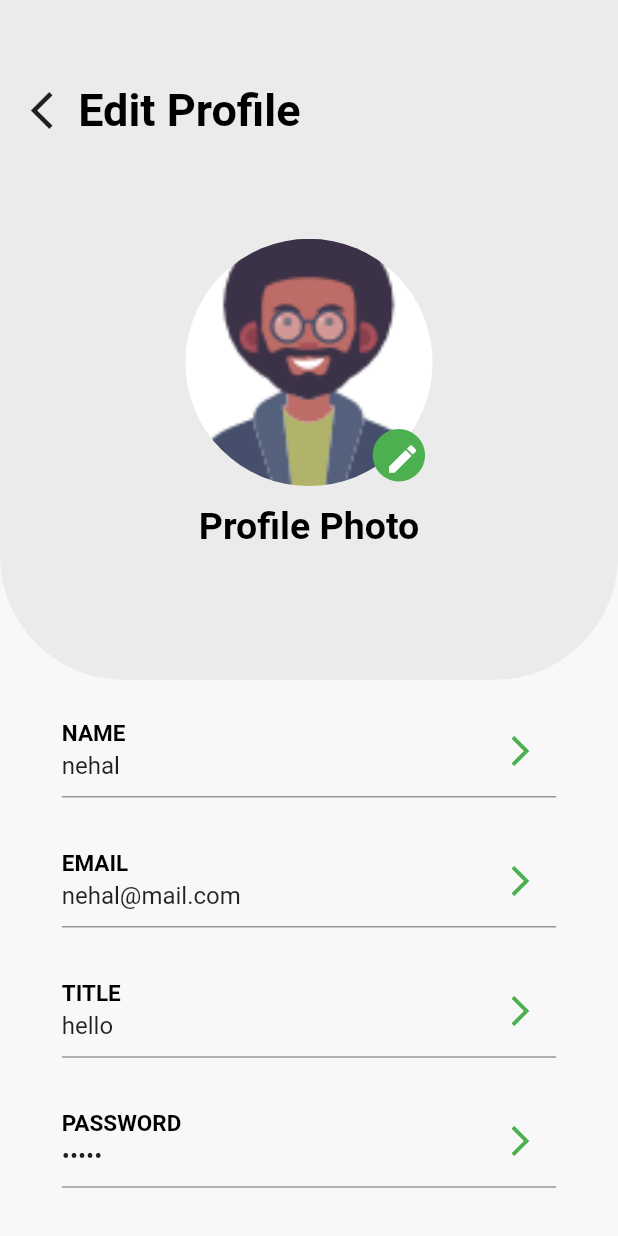
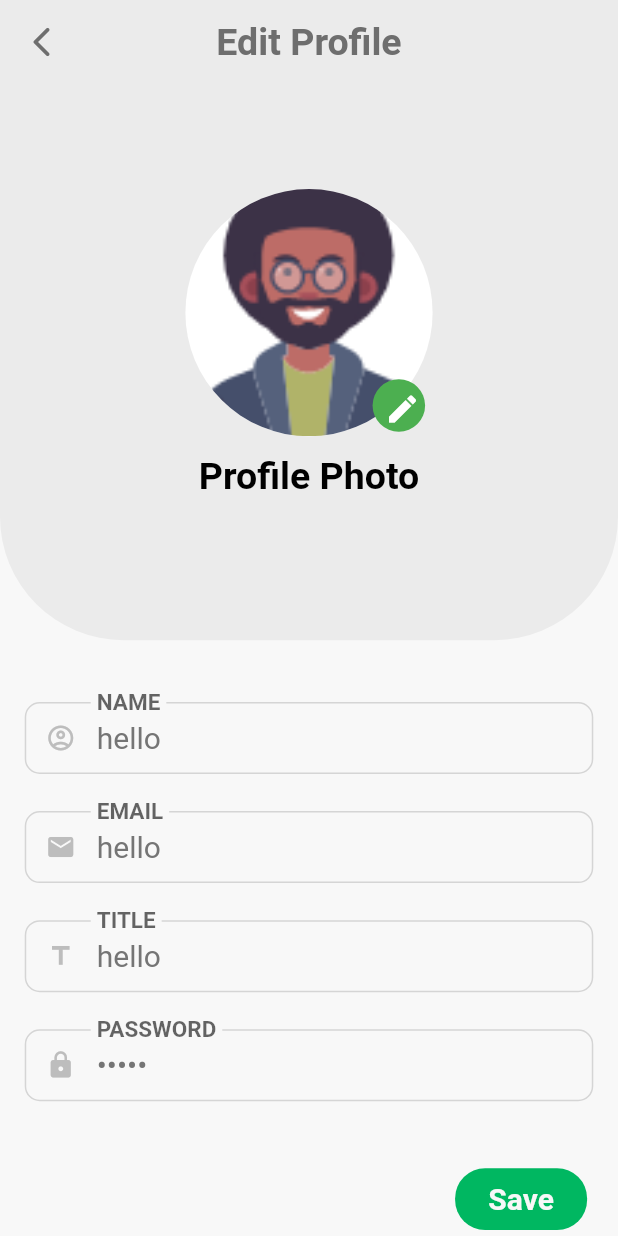
Before and after one commit to AsmaaNasserS/Plantopia-SolutionChallnge2021, a Flutter app: the screen it shows after launch, on a phone screen of 412 x 824 dp. Run offline on Flutter 3.47's test engine with Material 2 defaults, Android fonts, the phone set to English and light mode, and no system bars; our stand-ins replace cloud_firestore, firebase_auth, firebase_core, font_awesome_flutter, introduction_screen, material_design_icons_flutter and 1 more; missing offline and left inert: custom_switch; accounts and stored records are empty.

Commit message:
EditProfile edited

```diff
--- a/lib/view/EditProfile.dart
+++ b/lib/view/EditProfile.dart
@@ -1,7 +1,8 @@
 import 'package:flutter/cupertino.dart';
 import 'package:flutter/material.dart';
 import '../const.dart';
-import 'EditProfileComponent.dart';
+//import 'EditProfileComponent.dart';
+import 'widgets/textFormField.dart';
 
 //TODO ERROR IN POPUP ANY NEW VALUE
 class EditProfile extends StatefulWidget {
@@ -23,62 +24,62 @@ class _EditProfileState extends State<EditProfile> {
   Future<void> _changename(
       TextEditingController name, TextEditingController newName) async {
     // bool change = false;
-    showDialog(
-        context: context,
-        builder: (BuildContext context) {
-          return ReusableAlertDialog(
-            dialogTitle:'Edit your Name',
-            currentTitleController: name,
-            currentLabelName: 'Current name',
-            newTitleController: newName,
-            newLabelName: 'New Name',
-          );
-        });
+    // showDialog(
+    //     context: context,
+    //     builder: (BuildContext context) {
+    //       // return ReusableAlertDialog(
+    //       //   dialogTitle:'Edit your Name',
+    //       //   currentTitleController: name,
+    //       //   currentLabelName: 'Current name',
+    //       //   newTitleController: newName,
+    //       //   newLabelName: 'New Name',
+    //       // );
+    //     });
    //   if(change == true)
    // return "newName.text";
    // else
    //   return name.text;
   }
   _changemail(TextEditingController email, TextEditingController newEmail) {
-    showDialog(
-        context: context,
-        builder: (BuildContext context) {
-          return ReusableAlertDialog(
-            dialogTitle:'Edit your Email',
-            currentTitleController: email,
-            currentLabelName: 'Current email',
-            newTitleController: newEmail,
-            newLabelName: 'New Email',
-          );
-        });
+    // showDialog(
+    //     context: context,
+    //     builder: (BuildContext context) {
+    //       return ReusableAlertDialog(
+    //         dialogTitle:'Edit your Email',
+    //         currentTitleController: email,
+    //         currentLabelName: 'Current email',
+    //         newTitleController: newEmail,
+    //         newLabelName: 'New Email',
+    //       );
+    //     });
   }
   _changetitle(TextEditingController title, TextEditingController newTitle) {
-    showDialog(
-        context: context,
-        builder: (BuildContext context) {
-          return ReusableAlertDialog(
-            dialogTitle:'Edit your title',
-            currentTitleController: title,
-            currentLabelName: 'Current title',
-            newTitleController: newTitle,
-            newLabelName: 'New title',
-          );
-        });
+    // showDialog(
+    //     context: context,
+    //     builder: (BuildContext context) {
+    //       return ReusableAlertDialog(
+    //         dialogTitle:'Edit your title',
+    //         currentTitleController: title,
+    //         currentLabelName: 'Current title',
+    //         newTitleController: newTitle,
+    //         newLabelName: 'New title',
+    //       );
+    //     });
   }
   _changepassword(
       TextEditingController password, TextEditingController newPassword) {
     newPassword.text = "444";
-    showDialog(
-        context: context,
-        builder: (BuildContext context) {
-          return ReusableAlertDialog(
-            dialogTitle:'Edit your password',
-            currentTitleController: password,
-            currentLabelName: 'Current password',
-            newTitleController: newPassword,
-            newLabelName: 'New password',
-          );
-        });
+    // showDialog(
+    //     context: context,
+    //     builder: (BuildContext context) {
+    //       return ReusableAlertDialog(
+    //         dialogTitle:'Edit your password',
+    //         currentTitleController: password,
+    //         currentLabelName: 'Current password',
+    //         newTitleController: newPassword,
+    //         newLabelName: 'New password',
+    //       );
+    //     });
   }
 
   @override
@@ -92,11 +93,24 @@ class _EditProfileState extends State<EditProfile> {
 
     ///data from data base
 
-    _name.text = "nehal";
-    _email.text = "nehal@mail.com";
+    _name.text = "hello";
+    _email.text = "hello";
     _title.text = "hello";
     _password.text = "hello";
     return Scaffold(
+      appBar: AppBar(
+        title: Text(
+          'Edit Profile',
+          style: kWelcomeScreensTitleText,
+        ),
+        elevation: 0,
+        centerTitle: true,
+        backgroundColor: kInActiveBackButtonColor,
+        leading: IconButton(
+          icon: Icon(Icons.arrow_back_ios_rounded, color: kTextBoldColour),
+          onPressed: () => Navigator.of(context).pop(),
+        ),
+      ),
       body: SingleChildScrollView(
         child: Container(
           color: kBackgroundColor,
@@ -109,33 +123,17 @@ class _EditProfileState extends State<EditProfile> {
                     bottomRight: Radius.circular(mediaQuery.width * 0.20)),
                 child: Container(
                   padding: EdgeInsets.symmetric(
-                      vertical: mediaQuery.height * 0.06,
+                      vertical: mediaQuery.height * 0.01,
                       horizontal: mediaQuery.width * 0.01),
-                  height: mediaQuery.height * 0.55,
+                  height: mediaQuery.height * 0.45,
                   child: Column(
-                    crossAxisAlignment: CrossAxisAlignment.center,
+                    crossAxisAlignment: CrossAxisAlignment.stretch,
                     //mainAxisAlignment: MainAxisAlignment.center,
                     children: [
-                      Row(
-                        children: [
-                          IconButton(
-                            icon: Icon(Icons.arrow_back_ios_outlined),
-                            onPressed: () {
-                              Navigator.of(context).pop();
-                            },
-                            iconSize: 30,
-                          ),
-                          Text(
-                            'Edit Profile',
-                            style: TextStyle(
-                                fontWeight: FontWeight.bold,
-                                fontSize: 30,
-                                color: Colors.black),
-                          ),
-                        ],
-                      ),
                       SizedBox(height: mediaQuery.width * 0.15),
-                      Stack(
+                      Container(
+                        alignment: Alignment.center,
+                        child: Stack(
                           children: [
                             CircleAvatar(
                               //backgroundImage: NetworkImage('https://widgetwhats.com/app/uploads/2019/11/free-profile-photo-whatsapp-4.png'),
@@ -162,8 +160,10 @@ class _EditProfileState extends State<EditProfile> {
                             ),
                           ],
                         ),
+                      ),
                       SizedBox(height: mediaQuery.width * 0.03),
                       Text('Profile Photo',
+                        textAlign: TextAlign.center,
                         style: TextStyle(
                           fontSize: 25.0,
                           fontWeight: FontWeight.bold,
@@ -176,38 +176,58 @@ class _EditProfileState extends State<EditProfile> {
               ),
               Padding(
                 padding: EdgeInsets.symmetric(
-                    vertical: mediaQuery.height * 0.02,
+                    vertical: mediaQuery.height * 0.05,
                     horizontal: mediaQuery.width * 0.04),
                 child: Column(
                   children: [
-                    TextFieldsContainer(
-                      lableControllerName: _name,
-                      onTap:(){_changename(_name, _changeName); print("name in main"); print(_name);},
-                      lableTextName: 'NAME',
-                      obscureText:false,
+                    DefTextField(
+                      controller: _name,
+                      onChanged:(text){_changename(_name, _changeName);},
+                      label: 'NAME',
+                      obsecureText:false,
+                      type: TextInputType.name,
+                      initialValue:_name.text,
+                      prefix: Icons.account_circle_outlined,
                     ),
                     SizedBox(height: mediaQuery.height * 0.03),
-                    TextFieldsContainer(
-                      lableControllerName: _email,
-                      onTap:(){  _changemail(_email, _changedEmail);},
-                      lableTextName: 'EMAIL',
-                      obscureText:false,
+                    DefTextField(
+                      controller:_email,
+                      onChanged:(text){_changemail(_email, _changedEmail);},
+                      label: 'EMAIL',
+                      obsecureText:false,
+                      type: TextInputType.emailAddress,
+                      initialValue:_email.text,
+                      prefix: Icons.email,
                     ),
                     SizedBox(height: mediaQuery.height * 0.03),
-                    TextFieldsContainer(
-                      lableControllerName: _title,
-                      onTap:(){ _changetitle(_title, _changedTitle);},
-                      lableTextName: 'TITLE',
-                      obscureText:false,
+                    DefTextField(
+                      controller: _title,
+                      onChanged:(text){_changetitle(_title, _changedTitle);},
+                      label: 'TITLE',
+                      obsecureText:false,
+                      type: TextInputType.text,
+                      initialValue:_title.text,
+                      prefix: Icons.title,
                     ),
                     SizedBox(height: mediaQuery.height * 0.03),
-                    TextFieldsContainer(
-                      lableControllerName: _password,
-                      onTap:(){ _changepassword(_password, _changedPassword);},
-                      lableTextName: 'PASSWORD',
-                      obscureText:true,
+                    DefTextField(
+                      controller: _password,
+                      onChanged:(text){_changepassword(_password, _changedPassword);},
+                      label: 'PASSWORD',
+                      obsecureText:true,
+                      type: TextInputType.text,
+                      initialValue:_password.text,
+                      lines: 1,
+                      submit: (value) {
+                        _password.text = value;
+                      },
+                      validator: (value) {
+                        if (value.length < 8)
+                          return 'password must be at least 8 letters';
+                        return null;
+                      },
+                      prefix: Icons.lock,
                     ),
-                    SizedBox(height: mediaQuery.height * 0.03),
                   ],
                 ),
               ),
--- a/lib/view/EditProfileComponent.dart
+++ b/lib/view/EditProfileComponent.dart
@@ -1,173 +1,174 @@
-import 'package:flutter/material.dart';
-import 'package:gp_app/const.dart';
-
-class ReusableAlertDialog extends StatefulWidget {
-  final String dialogTitle; //edit your name
-  final TextEditingController currentTitleController;
-  final TextEditingController newTitleController;
-  final String currentLabelName;
-  final String newLabelName;
-
-  ReusableAlertDialog(
-      {this.dialogTitle,
-      this.currentTitleController,
-      this.newTitleController,
-      this.currentLabelName,
-      this.newLabelName});
-
-  @override
-  _ReusableAlertDialogState createState() => _ReusableAlertDialogState(
-      dialogTitle: dialogTitle,
-      currentTitleController: currentTitleController,
-      newTitleController: newTitleController,
-      currentLabelName: currentLabelName,
-      newLabelName: newLabelName);
-}
-
-class _ReusableAlertDialogState extends State<ReusableAlertDialog> {
-  final String dialogTitle; //edit your name
-  final TextEditingController currentTitleController;
-  final TextEditingController newTitleController;
-  final String currentLabelName;
-  final String newLabelName;
-
-  _ReusableAlertDialogState({
-    this.currentLabelName,
-    this.newLabelName,
-    this.dialogTitle,
-    this.currentTitleController,
-    this.newTitleController,
-  });
-
-  @override
-  Widget build(BuildContext context) {
-    final mediaQuery = MediaQuery.of(context).size;
-    return AlertDialog(
-      content: Stack(
-        children: <Widget>[
-          Form(
-            child: Column(
-              mainAxisSize: MainAxisSize.min,
-              children: <Widget>[
-                Text(
-                  dialogTitle,
-                  style: TextStyle(
-                    fontWeight: FontWeight.bold,
-                    color: Colors.green,
-                    fontSize: 20,
-                  ),
-                  textAlign: TextAlign.start,
-                ),
-                TextField(
-                  controller: currentTitleController,
-                  readOnly: true,
-                  decoration: InputDecoration(
-                    focusedBorder: UnderlineInputBorder(
-                      borderSide: BorderSide(color: Colors.green),
-                    ),
-                    labelText: currentLabelName,
-                    labelStyle: TextStyle(
-                      fontWeight: FontWeight.bold,
-                      fontSize: 20,
-                      color: Colors.black,
-                    ),
-                  ),
-                ),
-                ///Change
-                TextField(
-                  controller: newTitleController,
-                  onTap: () => print("yes"),
-                  decoration: InputDecoration(
-                    focusedBorder: UnderlineInputBorder(
-                      borderSide: BorderSide(color: Colors.green),
-                    ),
-                    labelText: newLabelName,
-                    labelStyle: TextStyle(
-                      fontWeight: FontWeight.bold,
-                      fontSize: 15,
-                      color: Colors.black,
-                    ),
-                  ),
-                ),
-                SizedBox(height: mediaQuery.width * .08),
-                Container(
-                  height: mediaQuery.height * 0.05,
-                  width: mediaQuery.width * 0.55,
-                  child: GestureDetector(
-                    onTap: () => {
-                      //change = true,
-                      Navigator.of(context).pop(context),
-
-                      ///* TODO change profile  PAGE *//*///
-                    },
-                    child: Material(
-                      borderRadius: BorderRadius.circular(20.0),
-                      color: kInActivelogInButtonColor,
-                      child: Center(
-                        child: Text(
-                          'Change',
-                          style: TextStyle(
-                              fontSize: 16.00,
-                              color: Colors.white,
-                              fontWeight: FontWeight.bold,
-                              fontFamily: 'Montserrat'),
-                        ),
-                      ),
-                    ),
-                  ),
-                ),
-              ],
-            ),
-          ),
-        ],
-      ),
-    );
-  }
-}
-
-
-class TextFieldsContainer extends StatefulWidget {
-  final TextEditingController lableControllerName;
-  final Function onTap;
-  final String lableTextName;
-  final bool obscureText ;
-  TextFieldsContainer({this.lableControllerName,this.onTap,this.lableTextName,this.obscureText});
-  @override
-  _TextFieldsContainerState createState() => _TextFieldsContainerState(lableControllerName:lableControllerName, onTap:onTap, lableTextName:lableTextName , obscureText:obscureText);
-}
-
-class _TextFieldsContainerState extends State<TextFieldsContainer> {
-  final TextEditingController lableControllerName;
-  final Function onTap;
-  final String lableTextName;
-  final bool obscureText ;
-  _TextFieldsContainerState({this.lableControllerName,this.onTap,this.lableTextName,this.obscureText});
-
-  @override
-  Widget build(BuildContext context) {
-    final mediaQuery = MediaQuery.of(context).size;
-    return Container(
-      width: mediaQuery.width * 0.8,
-      child: TextField(
-        controller:lableControllerName,
-        onTap: onTap,
-        readOnly: true,
-        decoration: InputDecoration(
-            focusedBorder: UnderlineInputBorder(
-              borderSide: BorderSide(color: Colors.green),
-            ),
-            labelText: lableTextName,
-            labelStyle: TextStyle(
-              fontWeight: FontWeight.bold,
-              fontSize: 20,
-              color: Colors.black,
-            ),
-            suffixIcon: Icon(
-              Icons.arrow_forward_ios_outlined,
-              color: Colors.green,
-            )),
-          obscureText: obscureText,
-      ),
-    );
-  }
-}
+// import 'package:flutter/material.dart';
+// import 'package:gp_app/const.dart';
+// import 'widgets/textFormField.dart';
+//
+// class ReusableAlertDialog extends StatefulWidget {
+//   final String dialogTitle;
+//   final TextEditingController currentTitleController;
+//   final TextEditingController newTitleController;
+//   final String currentLabelName;
+//   final String newLabelName;
+//
+//   ReusableAlertDialog(
+//       {this.dialogTitle,
+//       this.currentTitleController,
+//       this.newTitleController,
+//       this.currentLabelName,
+//       this.newLabelName});
+//
+//   @override
+//   _ReusableAlertDialogState createState() => _ReusableAlertDialogState(
+//       dialogTitle: dialogTitle,
+//       currentTitleController: currentTitleController,
+//       newTitleController: newTitleController,
+//       currentLabelName: currentLabelName,
+//       newLabelName: newLabelName);
+// }
+//
+// class _ReusableAlertDialogState extends State<ReusableAlertDialog> {
+//   final String dialogTitle; //edit your name
+//   final TextEditingController currentTitleController;
+//   final TextEditingController newTitleController;
+//   final String currentLabelName;
+//   final String newLabelName;
+//
+//   _ReusableAlertDialogState({
+//     this.currentLabelName,
+//     this.newLabelName,
+//     this.dialogTitle,
+//     this.currentTitleController,
+//     this.newTitleController,
+//   });
+//
+//   @override
+//   Widget build(BuildContext context) {
+//     final mediaQuery = MediaQuery.of(context).size;
+//     return AlertDialog(
+//       content: Stack(
+//         children: <Widget>[
+//           Form(
+//             child: Column(
+//               mainAxisSize: MainAxisSize.min,
+//               children: <Widget>[
+//                 Text(
+//                   dialogTitle,
+//                   style: TextStyle(
+//                     fontWeight: FontWeight.bold,
+//                     color: Colors.green,
+//                     fontSize: 20,
+//                   ),
+//                   textAlign: TextAlign.start,
+//                 ),
+//                 TextField(
+//                   controller: currentTitleController,
+//                   readOnly: true,
+//                   decoration: InputDecoration(
+//                     focusedBorder: UnderlineInputBorder(
+//                       borderSide: BorderSide(color: Colors.green),
+//                     ),
+//                     labelText: currentLabelName,
+//                     labelStyle: TextStyle(
+//                       fontWeight: FontWeight.bold,
+//                       fontSize: 20,
+//                       color: Colors.black,
+//                     ),
+//                   ),
+//                 ),
+//                 ///Change
+//                 TextField(
+//                   controller: newTitleController,
+//                   onTap: () => print("yes"),
+//                   decoration: InputDecoration(
+//                     focusedBorder: UnderlineInputBorder(
+//                       borderSide: BorderSide(color: Colors.green),
+//                     ),
+//                     labelText: newLabelName,
+//                     labelStyle: TextStyle(
+//                       fontWeight: FontWeight.bold,
+//                       fontSize: 15,
+//                       color: Colors.black,
+//                     ),
+//                   ),
+//                 ),
+//                 SizedBox(height: mediaQuery.width * .08),
+//                 Container(
+//                   height: mediaQuery.height * 0.05,
+//                   width: mediaQuery.width * 0.55,
+//                   child: GestureDetector(
+//                     onTap: () => {
+//                       //change = true,
+//                       Navigator.of(context).pop(context),
+//
+//                       ///* TODO change profile  PAGE *//*///
+//                     },
+//                     child: Material(
+//                       borderRadius: BorderRadius.circular(20.0),
+//                       color: kInActivelogInButtonColor,
+//                       child: Center(
+//                         child: Text(
+//                           'Change',
+//                           style: TextStyle(
+//                               fontSize: 16.00,
+//                               color: Colors.white,
+//                               fontWeight: FontWeight.bold,
+//                               fontFamily: 'Montserrat'),
+//                         ),
+//                       ),
+//                     ),
+//                   ),
+//                 ),
+//               ],
+//             ),
+//           ),
+//         ],
+//       ),
+//     );
+//   }
+// }
+//
+//
+// class TextFieldsContainer extends StatefulWidget {
+//   final TextEditingController lableControllerName;
+//   final Function onTap;
+//   final String lableTextName;
+//   final bool obscureText ;
+//   TextFieldsContainer({this.lableControllerName,this.onTap,this.lableTextName,this.obscureText});
+//   @override
+//   _TextFieldsContainerState createState() => _TextFieldsContainerState(lableControllerName:lableControllerName, onTap:onTap, lableTextName:lableTextName , obscureText:obscureText);
+// }
+//
+// class _TextFieldsContainerState extends State<TextFieldsContainer> {
+//   final TextEditingController lableControllerName;
+//   final Function onTap;
+//   final String lableTextName;
+//   final bool obscureText ;
+//   _TextFieldsContainerState({this.lableControllerName,this.onTap,this.lableTextName,this.obscureText});
+//
+//   @override
+//   Widget build(BuildContext context) {
+//     final mediaQuery = MediaQuery.of(context).size;
+//     return Container(
+//       width: mediaQuery.width * 0.8,
+//       child: TextField(
+//         controller:lableControllerName,
+//         onTap: onTap,
+//         readOnly: true,
+//         decoration: InputDecoration(
+//             focusedBorder: UnderlineInputBorder(
+//               borderSide: BorderSide(color: Colors.green),
+//             ),
+//             labelText: lableTextName,
+//             labelStyle: TextStyle(
+//               fontWeight: FontWeight.bold,
+//               fontSize: 20,
+//               color: Colors.black,
+//             ),
+//             suffixIcon: Icon(
+//               Icons.arrow_forward_ios_outlined,
+//               color: Colors.green,
+//             )),
+//           obscureText: obscureText,
+//       ),
+//     );
+//   }
+// }
--- a/lib/view/widgets/textFormField.dart
+++ b/lib/view/widgets/textFormField.dart
@@ -11,6 +11,9 @@ class DefTextField extends StatelessWidget {
   final TextInputType type;
   final int lines;
   final bool obsecureText;
+  final bool readOnly;
+  final String initialValue;
+
 
   DefTextField(
       {this.controller,
@@ -21,12 +24,15 @@ class DefTextField extends StatelessWidget {
         this.onChanged,
       this.obsecureText = false,
       this.lines,
-      this.prefix});
+      this.prefix,
+      this.readOnly,
+      this.initialValue});
 
   @override
   Widget build(BuildContext context) {
     return TextFormField(
       maxLines: lines,
+      initialValue: 'hello',
 
       style: TextStyle(
         color: Colors.grey.shade600,fontSize: 20
```
Lines whose indentation alone changed are shown as unchanged.
